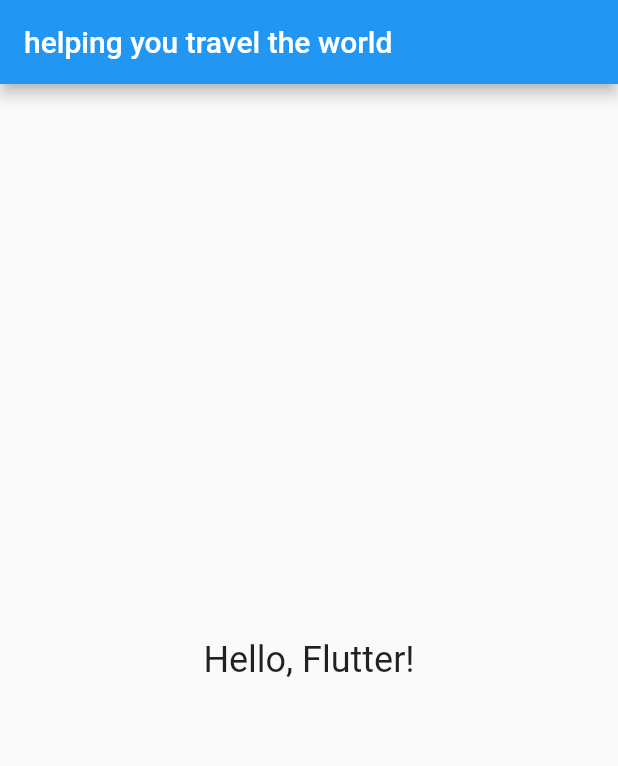
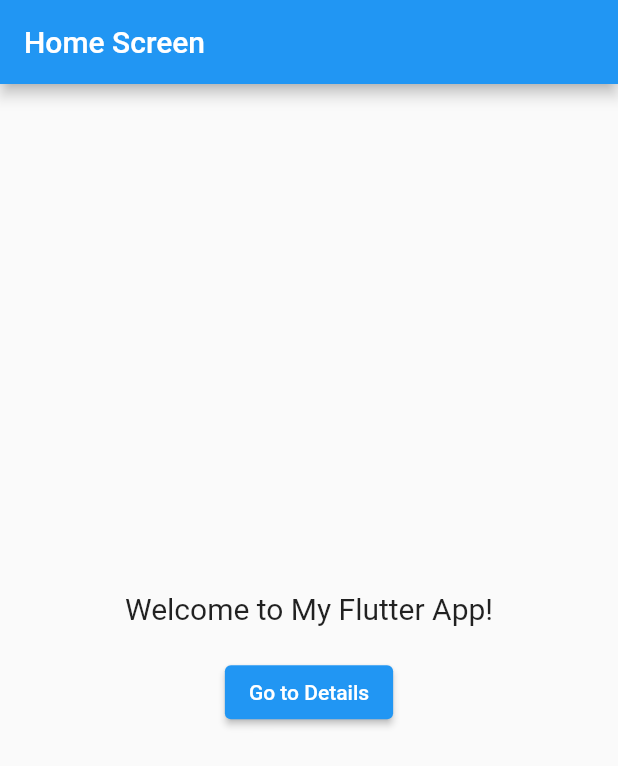
Before and after one commit to joeymiller9991/travelling-app, a Flutter app: the screen it shows after launch, on a phone screen of 412 x 824 dp. Shown: the top 766 px of the screen. Run offline on Flutter 3.47's test engine with Material 2 defaults, Android fonts, the phone set to English and light mode, and no system bars.

Commit message:
Update main.dart
revamped the project

```diff
--- a/lib/main.dart
+++ b/lib/main.dart
@@ -8,28 +8,73 @@ class MyApp extends StatelessWidget {
   @override
   Widget build(BuildContext context) {
     return MaterialApp(
-      title: 'Travel App',
+      title: 'Flutter App Example',
       theme: ThemeData(
         primarySwatch: Colors.blue,
       ),
-      home: MyHomePage(),
+      initialRoute: '/',
+      routes: {
+        '/': (context) => HomeScreen(),
+        '/details': (context) => DetailsScreen(),
+      },
     );
   }
 }
 
-class MyHomePage extends StatelessWidget {
+class HomeScreen extends StatelessWidget {
   @override
   Widget build(BuildContext context) {
     return Scaffold(
       appBar: AppBar(
-        title: Text('helping you travel the world'),
+        title: Text('Home Screen'),
       ),
       body: Center(
-        child: Text(
-          'Hello, Flutter!',
-          style: TextStyle(fontSize: 24),
+        child: Column(
+          mainAxisAlignment: MainAxisAlignment.center,
+          children: [
+            Text(
+              'Welcome to My Flutter App!',
+              style: TextStyle(fontSize: 20),
+            ),
+            SizedBox(height: 20),
+            ElevatedButton(
+              onPressed: () {
+                Navigator.pushNamed(context, '/details');
+              },
+              child: Text('Go to Details'),
+            ),
+          ],
         ),
       ),
     );
   }
 }
+
+class DetailsScreen extends StatelessWidget {
+  @override
+  Widget build(BuildContext context) {
+    return Scaffold(
+      appBar: AppBar(
+        title: Text('Details Screen'),
+      ),
+      body: Center(
+        child: Column(
+          mainAxisAlignment: MainAxisAlignment.center,
+          children: [
+            Text(
+              'This is the Details Screen',
+              style: TextStyle(fontSize: 20),
+            ),
+            SizedBox(height: 20),
+            ElevatedButton(
+              onPressed: () {
+                Navigator.pop(context);
+              },
+              child: Text('Go Back'),
+            ),
+          ],
+        ),
+      ),
+    );
+  }
+}
```
